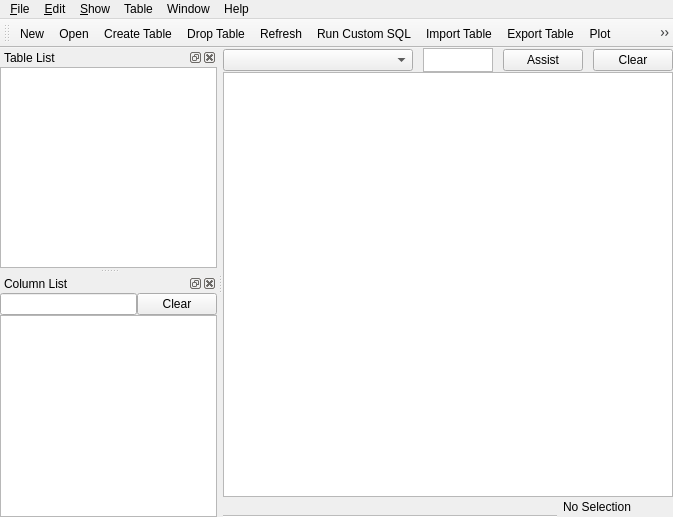
Old version of the form src/mainwindow.ui in the repository informationsea/Hyokai.
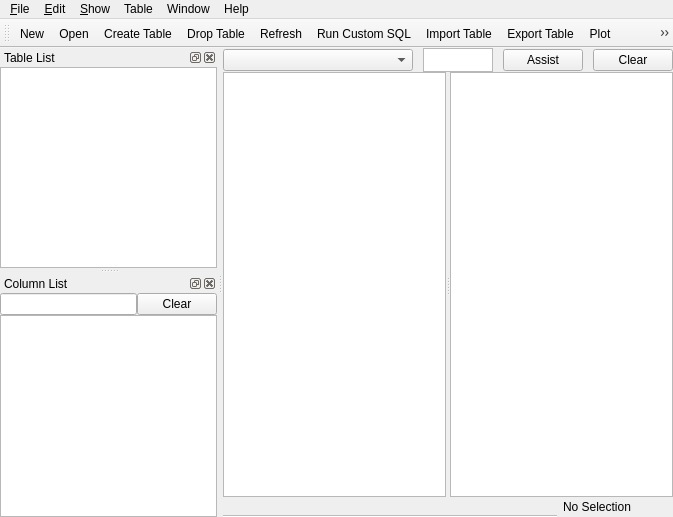
New version of the form. Icons and pictures are not drawn. Custom widgets are drawn as their Qt base class.

Commit message: split window

The edit to the form file:
```diff
--- a/src/mainwindow.ui
+++ b/src/mainwindow.ui
@@ -99,7 +99,46 @@
      </layout>
     </item>
     <item>
+     <widget class="QSplitter" name="splitter">
+      <property name="sizePolicy">
+       <sizepolicy hsizetype="Expanding" vsizetype="Expanding">
+        <horstretch>0</horstretch>
+        <verstretch>0</verstretch>
+       </sizepolicy>
+      </property>
+      <property name="orientation">
+       <enum>Qt::Horizontal</enum>
+      </property>
+      <widget class="QTableView" name="tableView_2">
+       <property name="sizePolicy">
+        <sizepolicy hsizetype="Preferred" vsizetype="Expanding">
+         <horstretch>0</horstretch>
+         <verstretch>0</verstretch>
+        </sizepolicy>
+       </property>
+       <property name="verticalScrollBarPolicy">
+        <enum>Qt::ScrollBarAlwaysOff</enum>
+       </property>
+       <property name="alternatingRowColors">
+        <bool>true</bool>
+       </property>
+       <property name="verticalScrollMode">
+        <enum>QAbstractItemView::ScrollPerPixel</enum>
+       </property>
+       <property name="horizontalScrollMode">
+        <enum>QAbstractItemView::ScrollPerPixel</enum>
+       </property>
+       <property name="wordWrap">
+        <bool>false</bool>
+       </property>
+      </widget>
      <widget class="QTableView" name="tableView">
+       <property name="sizePolicy">
+        <sizepolicy hsizetype="Expanding" vsizetype="Expanding">
+         <horstretch>0</horstretch>
+         <verstretch>0</verstretch>
+        </sizepolicy>
+       </property>
       <property name="alternatingRowColors">
        <bool>true</bool>
       </property>
@@ -111,6 +150,17 @@
       </property>
       <property name="wordWrap">
        <bool>false</bool>
+       </property>
+      </widget>
+     </widget>
+    </item>
+    <item>
+     <widget class="QFrame" name="frame">
+      <property name="frameShape">
+       <enum>QFrame::StyledPanel</enum>
+      </property>
+      <property name="frameShadow">
+       <enum>QFrame::Raised</enum>
       </property>
      </widget>
     </item>
```
Left out of the diff: 11 changed lines with no effect on the pictures. Lines whose indentation alone changed are shown as unchanged. The commit also changes 2 other files.
